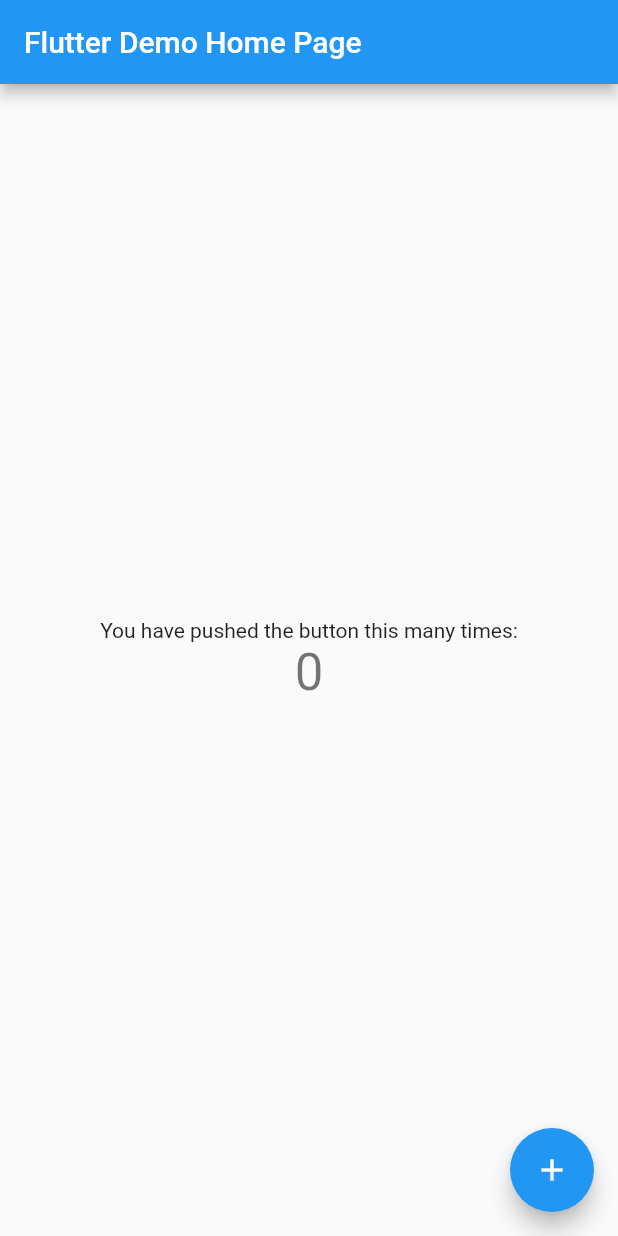
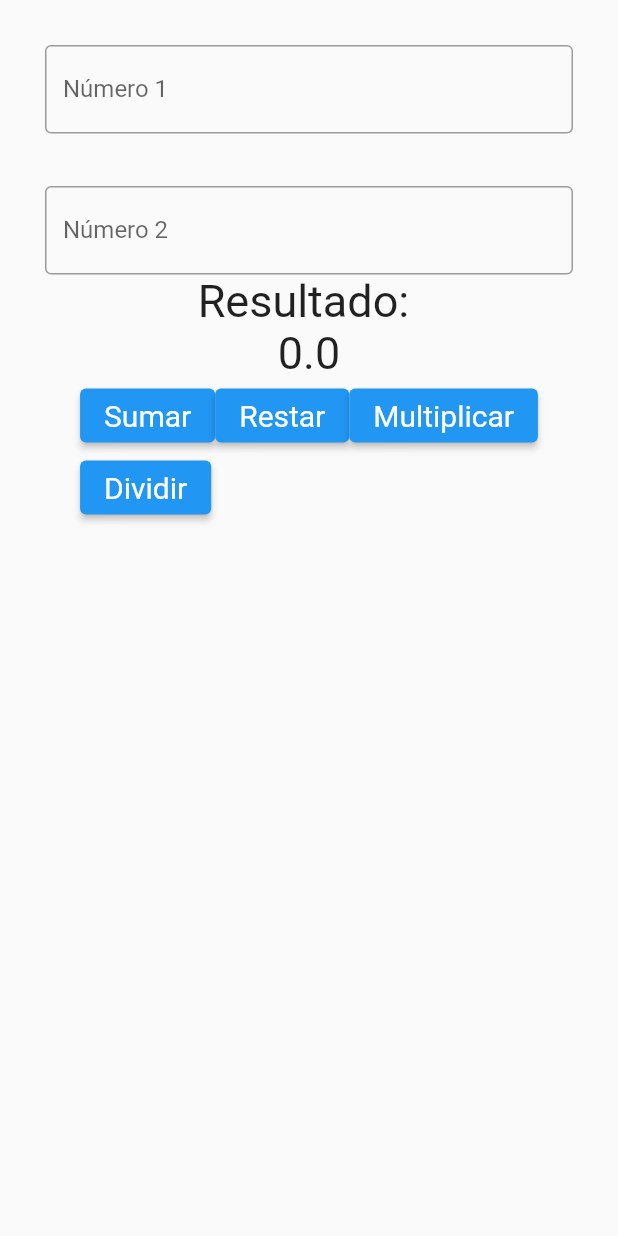
Before and after one commit to alexs/flutter_getx_obx_basic_calculator_exercise, a Flutter app: the screen it shows after launch, on a phone screen of 412 x 824 dp. Run offline on Flutter 3.47's test engine with Material 2 defaults, Android fonts, the light colour scheme and no system bars; our stand-ins replace get.

Commit message:
add controller and reactive page using obs, obx and super basic reactive excerise in calculator example, add pubspec getx library and other changes

```diff
--- /dev/null
+++ b/lib/controllers/calculator_controller.dart
@@ -0,0 +1,28 @@
+import 'package:get/get.dart';
+
+class CalculatorController extends GetxController {
+  RxDouble result = 0.0.obs;
+  RxDouble number1 = 0.0.obs;
+  RxDouble number2 = 0.0.obs;
+  RxString operatorSymb = "".obs;
+
+  void suma() {
+    result.value = number1.value + number2.value;
+    operatorSymb.value = "+";
+  }
+
+  void resta() {
+    result.value = number1.value - number2.value;
+    operatorSymb.value = "-";
+  }
+
+  void multiplica() {
+    result.value = number1.value * number2.value;
+    operatorSymb.value = "*";
+  }
+
+  void divide() {
+    if (number2.value != 0) result.value = number1.value / number2.value;
+    operatorSymb.value = "/";
+  }
+}
--- a/lib/main.dart
+++ b/lib/main.dart
@@ -1,4 +1,5 @@
 import 'package:flutter/material.dart';
+import 'package:flutter_getx_obx_basic_calculator_exercise/pages/calculator_page.dart';
 
 void main() {
   runApp(MyApp());
@@ -11,103 +12,9 @@
     return MaterialApp(
       title: 'Flutter Demo',
       theme: ThemeData(
-        // This is the theme of your application.
-        //
-        // Try running your application with "flutter run". You'll see the
-        // application has a blue toolbar. Then, without quitting the app, try
-        // changing the primarySwatch below to Colors.green and then invoke
-        // "hot reload" (press "r" in the console where you ran "flutter run",
-        // or simply save your changes to "hot reload" in a Flutter IDE).
-        // Notice that the counter didn't reset back to zero; the application
-        // is not restarted.
         primarySwatch: Colors.blue,
       ),
-      home: MyHomePage(title: 'Flutter Demo Home Page'),
+      home: CalculatorPage(),
     );
   }
 }
-
-class MyHomePage extends StatefulWidget {
-  MyHomePage({Key key, this.title}) : super(key: key);
-
-  // This widget is the home page of your application. It is stateful, meaning
-  // that it has a State object (defined below) that contains fields that affect
-  // how it looks.
-
-  // This class is the configuration for the state. It holds the values (in this
-  // case the title) provided by the parent (in this case the App widget) and
-  // used by the build method of the State. Fields in a Widget subclass are
-  // always marked "final".
-
-  final String title;
-
-  @override
-  _MyHomePageState createState() => _MyHomePageState();
-}
-
-class _MyHomePageState extends State<MyHomePage> {
-  int _counter = 0;
-
-  void _incrementCounter() {
-    setState(() {
-      // This call to setState tells the Flutter framework that something has
-      // changed in this State, which causes it to rerun the build method below
-      // so that the display can reflect the updated values. If we changed
-      // _counter without calling setState(), then the build method would not be
-      // called again, and so nothing would appear to happen.
-      _counter++;
-    });
-  }
-
-  @override
-  Widget build(BuildContext context) {
-    // This method is rerun every time setState is called, for instance as done
-    // by the _incrementCounter method above.
-    //
-    // The Flutter framework has been optimized to make rerunning build methods
-    // fast, so that you can just rebuild anything that needs updating rather
-    // than having to individually change instances of widgets.
-    return Scaffold(
-      appBar: AppBar(
-        // Here we take the value from the MyHomePage object that was created by
-        // the App.build method, and use it to set our appbar title.
-        title: Text(widget.title),
-      ),
-      body: Center(
-        // Center is a layout widget. It takes a single child and positions it
-        // in the middle of the parent.
-        child: Column(
-          // Column is also a layout widget. It takes a list of children and
-          // arranges them vertically. By default, it sizes itself to fit its
-          // children horizontally, and tries to be as tall as its parent.
-          //
-          // Invoke "debug painting" (press "p" in the console, choose the
-          // "Toggle Debug Paint" action from the Flutter Inspector in Android
-          // Studio, or the "Toggle Debug Paint" command in Visual Studio Code)
-          // to see the wireframe for each widget.
-          //
-          // Column has various properties to control how it sizes itself and
-          // how it positions its children. Here we use mainAxisAlignment to
-          // center the children vertically; the main axis here is the vertical
-          // axis because Columns are vertical (the cross axis would be
-          // horizontal).
-          mainAxisAlignment: MainAxisAlignment.center,
-          children: <Widget>[
-            Text(
-              'You have pushed the button this many times:',
-            ),
-            Text(
-              '$_counter',
-              style: Theme.of(context).textTheme.headline4,
-            ),
-          ],
-        ),
-      ),
-      floatingActionButton: FloatingActionButton(
-        onPressed: _incrementCounter,
-        tooltip: 'Increment',
-        child: Icon(Icons.add),
-      ), // This trailing comma makes auto-formatting nicer for build methods.
-    );
-  }
-}
--- /dev/null
+++ b/lib/pages/calculator_page.dart
@@ -0,0 +1,91 @@
+import 'package:flutter/material.dart';
+import 'package:flutter_getx_obx_basic_calculator_exercise/controllers/calculator_controller.dart';
+import 'package:get/get.dart';
+
+class CalculatorPage extends StatelessWidget {
+  const CalculatorPage({Key key}) : super(key: key);
+
+  @override
+  Widget build(BuildContext context) {
+    double number1 = 0.0;
+    double number2 = 0.0;
+
+    return GetBuilder<CalculatorController>(
+        init: CalculatorController(),
+        builder: (_) {
+          return Scaffold(
+            body: SafeArea(
+              child: Container(
+                margin: EdgeInsets.all(30.0),
+                child: Column(
+                  children: [
+                    TextFormField(
+                      decoration: InputDecoration(
+                          border: OutlineInputBorder(), labelText: 'Número 1'),
+                      onChanged: (number) {
+                        _.number1.value = double.parse(number);
+                      },
+                    ),
+                    Obx(() {
+                      return Text(_.operatorSymb.value,
+                          style: TextStyle(fontSize: 30));
+                    }),
+                    TextFormField(
+                      decoration: InputDecoration(
+                          border: OutlineInputBorder(), labelText: 'Número 2'),
+                      onChanged: (number) {
+                        _.number2.value = double.parse(number);
+                      },
+                    ),
+                    Text("Resultado: ", style: TextStyle(fontSize: 30)),
+                    Obx(() => Text(_.result.value.toString(),
+                        style: TextStyle(fontSize: 30))),
+                    Wrap(
+                      direction: Axis.horizontal,
+                      children: [
+                        ElevatedButton(
+                          style: TextButton.styleFrom(
+                            textStyle: const TextStyle(fontSize: 20),
+                          ),
+                          onPressed: () {
+                            _.suma();
+                          },
+                          child: const Text('Sumar'),
+                        ),
+                        ElevatedButton(
+                          style: TextButton.styleFrom(
+                            textStyle: const TextStyle(fontSize: 20),
+                          ),
+                          onPressed: () {
+                            _.resta();
+                          },
+                          child: const Text('Restar'),
+                        ),
+                        ElevatedButton(
+                          style: TextButton.styleFrom(
+                            textStyle: const TextStyle(fontSize: 20),
+                          ),
+                          onPressed: () {
+                            _.multiplica();
+                          },
+                          child: const Text('Multiplicar'),
+                        ),
+                        ElevatedButton(
+                          style: TextButton.styleFrom(
+                            textStyle: const TextStyle(fontSize: 20),
+                          ),
+                          onPressed: () {
+                            _.divide();
+                          },
+                          child: const Text('Dividir'),
+                        ),
+                      ],
+                    )
+                  ],
+                ),
+              ),
+            ),
+          );
+        });
+  }
+}
--- a/pubspec.yaml
+++ b/pubspec.yaml
@@ -28,6 +28,7 @@
   # The following adds the Cupertino Icons font to your application.
   # Use with the CupertinoIcons class for iOS style icons.
   cupertino_icons: ^1.0.2
+  get: ^3.4.3
 
 dev_dependencies:
   flutter_test:
```
